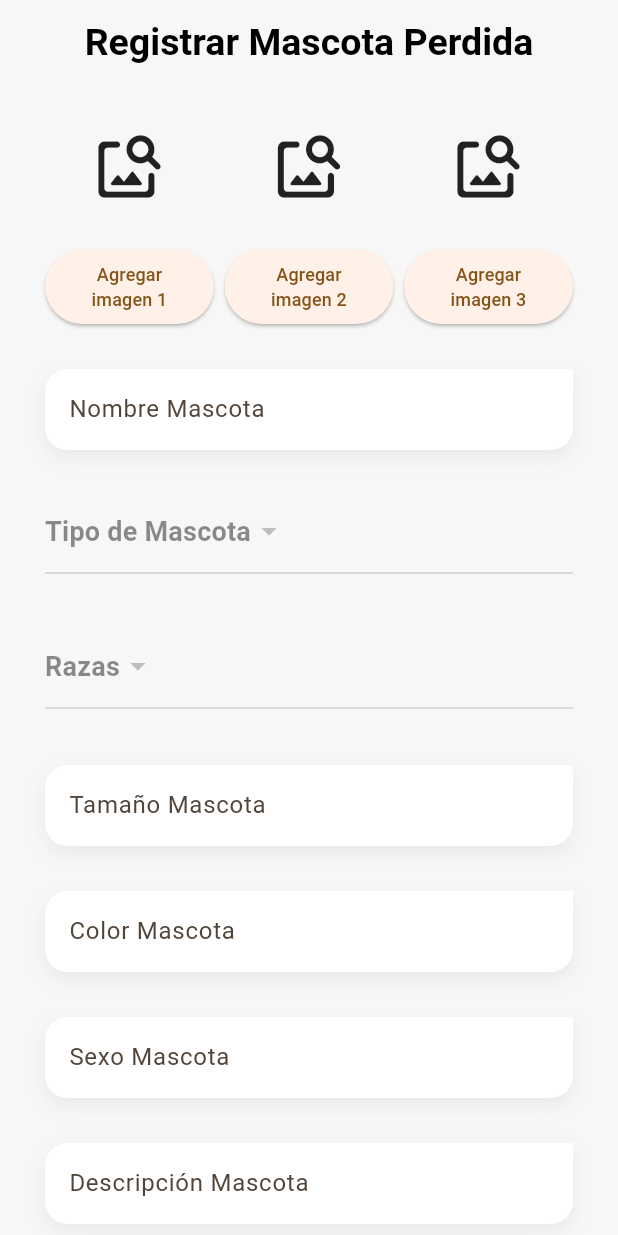
After one commit to JuanesRojass/PetFind, a Flutter app: the UploadLostPets screen opened by its route, on a phone screen of 412 x 824 dp. The commit adds this screen. Run offline on Flutter 3.47's test engine with Material 3 defaults, Android fonts, the phone set to English and light mode, and no system bars; our stand-ins replace equatable, flutter_bloc, flutter_riverpod, formz, go_router, google_fonts and 2 more; network calls fail; project files that could hold a hidden picture were left out.

Commit message:
v0.7.8-Agregar Mascota Perdida

```diff
--- a/lib/config/router/app_router.dart
+++ b/lib/config/router/app_router.dart
@@ -44,6 +44,10 @@ final GoRouter router = GoRouter(initialLocation: '/login', routes: [
     builder: (context, state) => const RefugiosScreen(),
   ),
   GoRoute(
+    path: '/uploadLostPets',
+    builder: (context, state) => const UploadLostPets(),
+  ),
+  GoRoute(
     path: '/refugiosProfile',
     builder: (context, state) {
       final refugio = state.extra as Map<dynamic, dynamic>? ?? {};
--- a/lib/controllers/auth/login_controller_user.dart
+++ b/lib/controllers/auth/login_controller_user.dart
@@ -2,6 +2,7 @@ import 'package:flutter/material.dart';
 import 'package:flutter_riverpod/flutter_riverpod.dart';
 import 'package:mascotas_bga/controllers/providers/general/rol_provider.dart';
 import 'package:mascotas_bga/models/auth/login_model_user.dart';
+import 'package:mascotas_bga/controllers/providers/general/id_cliente_provider.dart';
 import 'package:go_router/go_router.dart';
 
 class LoginController {
@@ -17,6 +18,8 @@ class LoginController {
     } else {
       if (dataUser[0]['rol'] == 'cliente') {
         ref.read(rolProvider.notifier).state = "Cliente";
+        ref.read(idClienteProvider.notifier).state = dataUser[0]['id'];
+        print(idClienteProvider);
         // ignore: use_build_context_synchronously
         context.push('/pets');
       } else if (dataUser[0]['rol'] == 'administrador') {
--- a/lib/controllers/infrastructure/inputs/drop_down_menu_barrios.dart
+++ b/lib/controllers/infrastructure/inputs/drop_down_menu_barrios.dart
@@ -75,7 +75,7 @@ class DropdownBarriosState extends ConsumerState<DropdownBarrios> {
   Future<void> _cargarBarrios(String idCiudad) async {
     String uri =
         "http://$ipConnect/mascotas/input_barrios.php?idCiudad=$idCiudad";
-    print("Id de ciudad actualizada $idCiudad");
+    // print("Id de ciudad actualizada $idCiudad");
     var response = await http.get(Uri.parse(uri));
     if (response.statusCode == 200) {
       var barriosJson = jsonDecode(response.body);
--- /dev/null
+++ b/lib/controllers/infrastructure/inputs/drop_down_menu_raza.dart
@@ -0,0 +1,95 @@
+import 'package:flutter/material.dart';
+import 'package:flutter_riverpod/flutter_riverpod.dart';
+import 'package:http/http.dart' as http;
+import 'dart:convert';
+
+import 'package:mascotas_bga/config/connect/connect_server.dart';
+import 'package:mascotas_bga/controllers/providers/general/id_tipo_mascota_provider.dart';
+import 'package:mascotas_bga/controllers/providers/providers.dart';
+
+class DropdownRazas extends ConsumerStatefulWidget {
+  final TextEditingController controller;
+  const DropdownRazas({super.key, required this.controller});
+
+  @override
+  DropdownRazasState createState() => DropdownRazasState();
+}
+
+class DropdownRazasState extends ConsumerState<DropdownRazas> {
+  String? selectedRazas;
+  List<dynamic> razas = [];
+
+  @override
+  void initState() {
+    super.initState();
+    WidgetsBinding.instance.addPostFrameCallback((_) {
+      final String idTipo = ref.read(idTipoMascotaProvider);
+      if (idTipo != "0") {
+        _cargarRazas(idTipo);
+      }
+    });
+  }
+
+  @override
+  void didUpdateWidget(covariant DropdownRazas oldWidget) {
+    super.didUpdateWidget(oldWidget);
+    final String idTipo = ref.read(idTipoMascotaProvider);
+    if (idTipo != "0" && idTipo != ref.read(idTipoMascotaProvider)) {
+      _cargarRazas(idTipo);
+    }
+  }
+
+  @override
+  Widget build(BuildContext context) {
+    final String idTipo = ref.watch(idTipoMascotaProvider);
+    if (idTipo != "0") {
+      _cargarRazas(idTipo);
+    }
+    return DropdownButton(
+      value: selectedRazas,
+      hint: const Text(
+        'Razas',
+        style: TextStyle(
+            fontSize: 18, fontWeight: FontWeight.bold, color: Colors.black45),
+      ),
+      onChanged: (String? newValue) {
+        setState(() {
+          selectedRazas = newValue!;
+          ref.read(idRazaProvider.notifier).setId(newValue);
+        });
+      },
+      items: razas.map<DropdownMenuItem<String>>((raza) {
+        return DropdownMenuItem<String>(
+          value: raza['id_raza'].toString(),
+          child: Text(
+            raza['nombre_raza'],
+            style: const TextStyle(
+                fontSize: 18,
+                fontWeight: FontWeight.bold,
+                color: Colors.black45),
+          ),
+        );
+      }).toList(),
+    );
+  }
+
+  Future<void> _cargarRazas(String idTipo) async {
+    String uri =
+        "http://$ipConnect/mascotas/input_razas.php?idTipo=$idTipo";
+    // print("Id de Tipo actualizado $idTipo");
+    var response = await http.get(Uri.parse(uri));
+    if (response.statusCode == 200) {
+      var razasJson = jsonDecode(response.body);
+      setState(() {
+        razas = razasJson;
+        if (!razas.any(
+            (raza) => raza['id_raza'].toString() == selectedRazas)) {
+          selectedRazas = null;
+        }
+      });
+    } else {
+      // Manejo de errores
+      print('Solicitud fallida con status: ${response.statusCode}.');
+    }
+  }
+}
--- /dev/null
+++ b/lib/controllers/infrastructure/inputs/drop_down_menu_tipo.dart
@@ -0,0 +1,74 @@
+import 'package:flutter/material.dart';
+import 'package:flutter_bloc/flutter_bloc.dart';
+import 'package:flutter_riverpod/flutter_riverpod.dart';
+import 'package:http/http.dart' as http;
+import 'dart:convert';
+
+import 'package:mascotas_bga/config/connect/connect_server.dart';
+import 'package:mascotas_bga/controllers/providers/general/id_tipo_mascota_provider.dart';
+import 'package:mascotas_bga/controllers/providers/providers.dart';
+import 'package:riverpod/riverpod.dart';
+
+class DropdownTipo extends ConsumerStatefulWidget {
+  final TextEditingController controller;
+  const DropdownTipo({super.key, required this.controller});
+
+  @override
+  DropdownTipoState createState() => DropdownTipoState();
+}
+
+class DropdownTipoState extends ConsumerState<DropdownTipo> {
+  String? selectedTipo;
+  List<dynamic> tipos = [];
+
+  @override
+  void initState() {
+    super.initState();
+    _cargarTipos();
+  }
+
+  Future<void> _cargarTipos() async {
+    String uri = "http://$ipConnect/mascotas/input_tipos.php";
+    var response = await http.get(Uri.parse(uri));
+    if (response.statusCode == 200) {
+      var tiposJson = jsonDecode(response.body);
+      setState(() {
+        tipos = tiposJson;
+      });
+    } else {
+      // Manejo de errores
+      print('Solicitud fallida con status: ${response.statusCode}.');
+    }
+  }
+
+  @override
+  Widget build(BuildContext context) {
+    // final String ciudadId = ref.watch(idCiudadProvider);
+    return DropdownButton(
+      value: selectedTipo,
+      hint: const Text(
+        'Tipo de Mascota',
+        style: TextStyle(
+            fontSize: 18, fontWeight: FontWeight.bold, color: Colors.black45),
+      ),
+      onChanged: (String? newValue) {
+        setState(() {
+          selectedTipo = newValue!;
+          ref.read(idTipoMascotaProvider.notifier).setId(newValue);
+        });
+      },
+      items: tipos.map<DropdownMenuItem<String>>((tipo) {
+        return DropdownMenuItem<String>(
+          value: tipo['id_tipo_mascota'].toString(),
+          child: Text(
+            tipo['nombre_tipo_mascota'],
+            style: const TextStyle(
+                fontSize: 18,
+                fontWeight: FontWeight.bold,
+                color: Colors.black45),
+          ),
+        );
+      }).toList(),
+    );
+  }
+}
--- a/lib/controllers/infrastructure/inputs/inputs.dart
+++ b/lib/controllers/infrastructure/inputs/inputs.dart
@@ -1,9 +1,12 @@
-export 'username.dart';
+
+
+export 'description_refugio.dart';
+export 'drop_down_menu_barrios.dart';
+export 'drop_down_menu_ciudades.dart';
 export 'email.dart';
+export 'mision_refugio.dart';
 export 'password.dart';
 export 'telefono.dart';
-export 'description_refugio.dart';
-export 'mision_refugio.dart';
-
-export 'drop_down_menu_ciudades.dart';
-export 'drop_down_menu_barrios.dart';
+export 'username.dart';
+export "package:mascotas_bga/controllers/infrastructure/inputs/drop_down_menu_raza.dart";
+export "package:mascotas_bga/controllers/infrastructure/inputs/drop_down_menu_tipo.dart";
--- /dev/null
+++ b/lib/controllers/providers/general/id_cliente_provider.dart
@@ -0,0 +1,3 @@
+import 'package:flutter_riverpod/flutter_riverpod.dart';
+
+final idClienteProvider= StateProvider<String>((ref) => "");
--- a/lib/controllers/providers/providers.dart
+++ b/lib/controllers/providers/providers.dart
@@ -1 +1 @@
-export 'package:mascotas_bga/controllers/providers/refugio/id_ciudad_provider.dart';
+export 'package:mascotas_bga/controllers/providers/general/id_ciudad_provider.dart';
--- a/lib/views/content/screens/screens.dart
+++ b/lib/views/content/screens/screens.dart
@@ -1,3 +1,4 @@
+export 'package:mascotas_bga/views/content/screens/upload_lost_pets_screen.dart';
 export 'package:mascotas_bga/views/content/screens/refuge/pets_refugio_screen.dart';
 export 'package:mascotas_bga/views/content/screens/user/lost_pets_screen.dart';
 export 'package:mascotas_bga/views/content/screens/user/adp_pets_screen.dart';
--- /dev/null
+++ b/lib/views/content/screens/upload_lost_pets_screen.dart
@@ -0,0 +1,374 @@
+import 'dart:convert';
+
+import 'package:flutter/material.dart';
+import 'package:flutter_riverpod/flutter_riverpod.dart';
+import 'package:image_picker/image_picker.dart';
+// import 'package:flutter_riverpod/flutter_riverpod.dart';
+import 'package:http/http.dart' as http;
+import 'dart:io';
+import 'package:mascotas_bga/controllers/providers/general/id_cliente_provider.dart';
+
+import 'package:mascotas_bga/config/connect/connect_server.dart';
+import 'package:mascotas_bga/controllers/providers/general/id_ciudad_provider.dart';
+import 'package:mascotas_bga/controllers/providers/general/id_tipo_mascota_provider.dart';
+import 'package:mascotas_bga/helpers/shared.dart';
+
+import '../../../controllers/infrastructure/inputs/inputs.dart';
+
+class UploadLostPets extends ConsumerStatefulWidget {
+  const UploadLostPets({super.key});
+
+  @override
+  UploadLostPetsState createState() => UploadLostPetsState();
+}
+
+class UploadLostPetsState extends ConsumerState<UploadLostPets> {
+  TextEditingController nombreMascota = TextEditingController();
+  TextEditingController tipoMascota = TextEditingController();
+  TextEditingController razaMascota = TextEditingController();
+  TextEditingController tamanoMascota = TextEditingController();
+  TextEditingController colorMascota = TextEditingController();
+  TextEditingController sexoMascota = TextEditingController();
+  TextEditingController descMascota = TextEditingController();
+  TextEditingController recomMascota = TextEditingController();
+  TextEditingController ciudadMascota = TextEditingController();
+  TextEditingController barrioMascota = TextEditingController();
+  TextEditingController direccionMascota = TextEditingController();
+
+  File? imagepath;
+  String? imagename;
+  String? imagedata;
+  File? imagepath2;
+  String? imagename2;
+  String? imagedata2;
+  File? imagepath3;
+  String? imagename3;
+  String? imagedata3;
+
+  ImagePicker imagePicker = ImagePicker();
+
+  Future<void> getImage() async {
+    var getimage = await imagePicker.pickImage(source: ImageSource.gallery);
+
+    setState(() {
+      imagepath = File(getimage!.path);
+      imagename = getimage.path.split('/').last;
+      imagedata = base64Encode(imagepath!.readAsBytesSync());
+    });
+  }
+
+  Future<void> getImage2() async {
+    var getimage2 = await imagePicker.pickImage(source: ImageSource.gallery);
+
+    setState(() {
+      imagepath2 = File(getimage2!.path);
+      imagename2 = getimage2.path.split('/').last;
+      imagedata2 = base64Encode(imagepath2!.readAsBytesSync());
+    });
+  }
+
+  Future<void> getImage3() async {
+    var getimage3 = await imagePicker.pickImage(source: ImageSource.gallery);
+
+    setState(() {
+      imagepath3 = File(getimage3!.path);
+      imagename3 = getimage3.path.split('/').last;
+      imagedata3 = base64Encode(imagepath3!.readAsBytesSync());
+    });
+  }
+
+  Future<void> registrarMascotaPerdida(String idCliente) async {
+    if (nombreMascota.text != "") {
+      try {
+        String uri = "http://$ipConnect/mascotas/insert_pet_lost.php";
+        var res = await http.post(Uri.parse(uri), body: {
+          "nombre_mascota_lost": nombreMascota.text,
+          "tipo_mascota_lost": ref.watch(idTipoMascotaProvider),
+          "raza_mascota_lost": ref.watch(idRazaProvider),
+          "tamano_mascota_lost": tamanoMascota.text,
+          "color_mascota_lost": colorMascota.text,
+          "sexo_mascota_lost": sexoMascota.text,
+          "desc_mascota_lost": descMascota.text,
+          "recom_mascota_lost": recomMascota.text,
+          "ciudad_mascota_lost": ref.watch(idCiudadProvider),
+          "barrio_mascota_lost": ref.watch(idBarrioProvider),
+          "direccion_mascota_lost": direccionMascota.text,
+          "idCliente": idCliente,
+          "data": imagedata,
+          "name": imagename,
+          "data2": imagedata2,
+          "name2": imagename2,
+          "data3": imagedata3,
+          "name3": imagename3,
+        });
+        print('Response body: ${res.body}');
+
+        var response = jsonDecode(res.body);
+        if (response["success"] == "true") {
+          print("uploaded");
+        } else {
+          print("some issue");
+        }
+      } catch (e) {
+        print(e);
+      }
+    }
+  }
+
+  @override
+  Widget build(BuildContext context) {
+    final idCliente = ref.watch(idClienteProvider);
+
+    return Scaffold(
+      appBar: AppBar(title: const Text("Registrar Mascota Perdida")),
+      body: SingleChildScrollView(
+        child: Padding(
+            padding: const EdgeInsets.symmetric(horizontal: 30),
+            child: Form(
+                child: Column(children: [
+              const SizedBox(height: 30),
+              Row(mainAxisAlignment: MainAxisAlignment.spaceEvenly, children: [
+                Expanded(
+                  child: Column(
+                    children: [
+                      imagepath != null
+                          ? Image.file(
+                              imagepath!,
+                              width: 100,
+                              height: 100,
+                            )
+                          : const Icon(
+                              Icons.image_search_rounded,
+                              size: 50,
+                            ),
+                      const SizedBox(height: 30),
+                      ElevatedButton(
+                        onPressed: () {
+                          getImage();
+                        },
+                        style: ButtonStyle(
+                          minimumSize: MaterialStateProperty.all(const Size(120,
+                              50)), // Ajusta el ancho según tus necesidades
+                        ),
+                        child: const Text(
+                          "Agregar imagen 1",
+                          textAlign: TextAlign.center,
+                          style: TextStyle(fontSize: 12),
+                        ),
+                      ),
+                    ],
+                  ),
+                ),
+                const SizedBox(
+                  width: 7,
+                ),
+                Expanded(
+                  child: Column(
+                    children: [
+                      imagepath2 != null
+                          ? Image.file(
+                              imagepath2!,
+                              width: 100,
+                              height: 100,
+                            )
+                          : const Icon(
+                              Icons.image_search_rounded,
+                              size: 50,
+                            ),
+                      const SizedBox(height: 30),
+                      imagepath != null
+                          ? ElevatedButton(
+                              onPressed: () {
+                                getImage2();
+                              },
+                              style: ButtonStyle(
+                                minimumSize: MaterialStateProperty.all(const Size(
+                                    120,
+                                    50)), // Ajusta el ancho según tus necesidades
+                              ),
+                              child: const Text(
+                                "Agregar imagen 2",
+                                textAlign: TextAlign.center,
+                                style: TextStyle(fontSize: 12),
+                              ),
+                            )
+                          : ElevatedButton(
+                              onPressed: () {
+                                ScaffoldMessenger.of(context).showSnackBar(
+                                  const SnackBar(
+                                    content: Text(
+                                        'Selecciona Imagen 1 para agregar mas'),
+                                  ),
+                                );
+                              },
+                              style: ButtonStyle(
+                                minimumSize: MaterialStateProperty.all(const Size(
+                                    120,
+                                    50)), // Ajusta el ancho según tus necesidades
+                              ),
+                              child: const Text(
+                                "Agregar imagen 2",
+                                textAlign: TextAlign.center,
+                                style: TextStyle(fontSize: 12),
+                              ),
+                            ),
+                    ],
+                  ),
+                ),
+                const SizedBox(
+                  width: 7,
+                ),
+                Expanded(
+                  child: Column(children: [
+                    imagepath3 != null
+                        ? Image.file(
+                            imagepath3!,
+                            width: 100,
+                            height: 100,
+                          )
+                        : const Icon(
+                            Icons.image_search_rounded,
+                            size: 50,
+                          ),
+                    const SizedBox(height: 30),
+                    imagepath2 != null
+                        ? ElevatedButton(
+                            onPressed: () {
+                              getImage3();
+                            },
+                            style: ButtonStyle(
+                              minimumSize: MaterialStateProperty.all(const Size(
+                                  120,
+                                  50)), // Ajusta el ancho según tus necesidades
+                            ),
+                            child: const Text(
+                              "Agregar imagen 3",
+                              textAlign: TextAlign.center,
+                              style: TextStyle(fontSize: 12),
+                            ),
+                          )
+                        : ElevatedButton(
+                            onPressed: () {
+                              ScaffoldMessenger.of(context).showSnackBar(
+                                const SnackBar(
+                                  content: Text('Selecciona imagen 1 y 2 para agregar mas'),
+                                ),
+                              );
+                            },
+                            style: ButtonStyle(
+                              minimumSize: MaterialStateProperty.all(const Size(
+                                  120,
+                                  50)), // Ajusta el ancho según tus necesidades
+                            ),
+                            child: const Text(
+                              "Agregar imagen 3",
+                              textAlign: TextAlign.center,
+                              style: TextStyle(fontSize: 12),
+                            ),
+                          ),
+                  ]),
+                ),
+              ]),
+              const SizedBox(height: 30),
+              CustomTextFormField(
+                label: 'Nombre Mascota',
+                keyboardType: TextInputType.text,
+                controller: nombreMascota,
+                // onChanged: loginCubit.usernameChanged,
+                // errorMessage: usernameCubit.errorMessage,
+              ),
+              const SizedBox(height: 30),
+              SizedBox(
+                  width: double.infinity,
+                  height: 60,
+                  child: DropdownTipo(
+                    controller: tipoMascota,
+                  )),
+              const SizedBox(height: 30),
+              SizedBox(
+                  width: double.infinity,
+                  height: 60,
+                  child: DropdownRazas(
+                    controller: razaMascota,
+                  )),
+              const SizedBox(height: 30),
+              CustomTextFormField(
+                label: 'Tamaño Mascota',
+                keyboardType: TextInputType.text,
+                controller: tamanoMascota,
+                // onChanged: loginCubit.telefonoChanged,
+                // errorMessage: telefonoCubit.errorMessage
+              ),
+              const SizedBox(height: 30),
+              CustomTextFormField(
+                label: 'Color Mascota',
+                keyboardType: TextInputType.text,
+                controller: colorMascota,
+                // onChanged: loginCubit.descriptionChanged,
+                // errorMessage: descriptionCubit.errorMessage,
+              ),
+              const SizedBox(height: 30),
+              CustomTextFormField(
+                label: 'Sexo Mascota',
+                keyboardType: TextInputType.text,
+                controller: sexoMascota,
+                // onChanged: loginCubit.misionChanged,
+                // errorMessage: misionCubit.errorMessage,
+              ),
+              const SizedBox(height: 30),
+              CustomTextFormField(
+                label: 'Descripción Mascota',
+                keyboardType: TextInputType.text,
+                controller: descMascota,
+                // onChanged: loginCubit.misionChanged,
+                // errorMessage: misionCubit.errorMessage,
+              ),
+              const SizedBox(height: 30),
+              CustomTextFormField(
+                label: 'Recompensa Mascota',
+                keyboardType: TextInputType.text,
+                controller: recomMascota,
+                // onChanged: loginCubit.misionChanged,
+                // errorMessage: misionCubit.errorMessage,
+              ),
+              const SizedBox(height: 30),
+              SizedBox(
+                  width: double.infinity,
+                  height: 60,
+                  child: DropdownCiudades(
+                    controller: ciudadMascota,
+                  )),
+              const SizedBox(height: 30),
+              SizedBox(
+                  width: double.infinity,
+                  height: 60,
+                  child: DropdownBarrios(
+                    controller: barrioMascota,
+                  )),
+              const SizedBox(height: 30),
+              CustomTextFormField(
+                label: 'Dirección Mascota',
+                keyboardType: TextInputType.text,
+                controller: direccionMascota,
+                // onChanged: loginCubit.misionChanged,
+                // errorMessage: misionCubit.errorMessage,
+              ),
+              const SizedBox(height: 30),
+              SizedBox(
+                width: double.infinity,
+                height: 60,
+                child: CustomFilledButton(
+                  text: 'Registrar',
+                  buttonColor: Colors.purple,
+                  onPressed: () {
+                    registrarMascotaPerdida(idCliente);
+                    // loginCubit.onSubmit();
+                  },
+                ),
+              ),
+              const SizedBox(height: 30),
+            ]))),
+      ),
+    );
+  }
+}
--- a/lib/views/content/screens/user/lost_pets_screen.dart
+++ b/lib/views/content/screens/user/lost_pets_screen.dart
@@ -93,7 +93,9 @@ class LostPetsScreenState extends ConsumerState<LostPetsScreen> {
         ),
         floatingActionButton: rolActual == "Cliente"
             ? FloatingActionButton(
-                onPressed: () {},
+                onPressed: () {
+                  context.push("/uploadLostPets");
+                },
                 child: const Icon(Icons.add),
               )
             : null,
--- a/pubspec.yaml
+++ b/pubspec.yaml
@@ -16,6 +16,7 @@ dependencies:
   formz: ^0.6.1
   go_router: ^13.2.0
   google_fonts: ^6.1.0
+  image_picker: ^1.0.7
   http: ^1.2.0
 
 dev_dependencies:
```
Also changed, not shown: lib/controllers/providers/general/id_tipo_mascota_provider.dart (added, +28 -0 lines), lib/views/content/screens/test.dart (added, +15 -0 lines), lib/views/content/screens/user/profiles/refugio_profile.dart (+79 -13 lines), lib/views/content/screens/user/refugios_screen.dart (+13 -6 lines), lib/controllers/providers/general/id_ciudad_provider.dart (renamed from lib/controllers/providers/refugio/id_ciudad_provider.dart), pubspec.lock, 6 other files.
